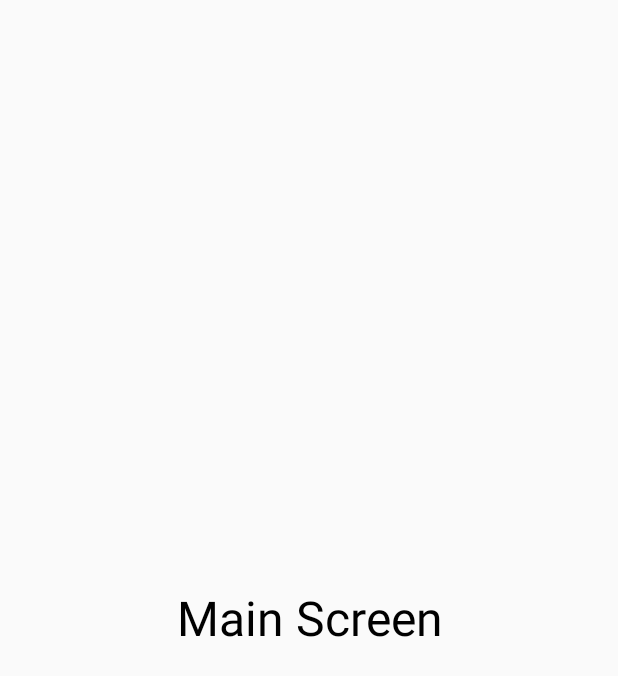
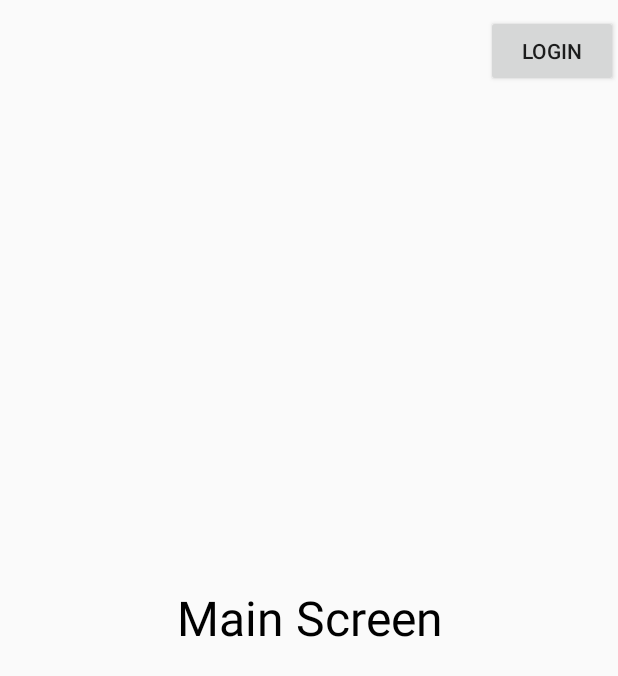
Before and after one commit to amir-hossain/rehave, an Android app: the MainActivity screen opened directly, with no data from a screen before it, on a phone screen of 412 x 824 dp. Shown: the top 676 px of the screen. Run offline under Robolectric (Android 15) with nearby library versions, the light colour scheme and no system bars.

Commit message:
login done

```diff
--- a/app/src/main/AndroidManifest.xml
+++ b/app/src/main/AndroidManifest.xml
@@ -20,7 +20,9 @@
         <activity
             android:name=".MainActivity"
             android:screenOrientation="portrait" />
-        <activity android:name=".TermsAndCondition"></activity>
+        <activity android:name=".TermsAndCondition" />
+        <activity android:name=".loginActivity" />
+        <activity android:name=".AdminActivity"></activity>
     </application>
 
 </manifest>
--- a/app/src/main/java/com/example/amir/rehave/MainActivity.java
+++ b/app/src/main/java/com/example/amir/rehave/MainActivity.java
@@ -1,7 +1,10 @@
 package com.example.amir.rehave;
 
+import android.content.Intent;
 import android.support.v7.app.AppCompatActivity;
 import android.os.Bundle;
+import android.view.View;
+import android.widget.Button;
 
 public class MainActivity extends AppCompatActivity {
 
@@ -9,5 +12,13 @@ public class MainActivity extends AppCompatActivity {
     protected void onCreate(Bundle savedInstanceState) {
         super.onCreate(savedInstanceState);
         setContentView(R.layout.activity_main);
+
+        Button loginButton=findViewById(R.id.admin_login_btn);
+        loginButton.setOnClickListener(new View.OnClickListener() {
+            @Override
+            public void onClick(View v) {
+                startActivity(new Intent(MainActivity.this,loginActivity.class));
+            }
+        });
     }
 }
--- a/app/src/main/res/layout/activity_main.xml
+++ b/app/src/main/res/layout/activity_main.xml
@@ -1,8 +1,7 @@
 <?xml version="1.0" encoding="utf-8"?>
-<LinearLayout xmlns:android="http://schemas.android.com/apk/res/android"
+<RelativeLayout xmlns:android="http://schemas.android.com/apk/res/android"
     android:layout_width="match_parent"
-    android:layout_height="match_parent"
-    android:orientation="vertical">
+    android:layout_height="match_parent">
 
     <TextView
         android:id="@+id/textView"
@@ -12,4 +11,11 @@
         android:text="Main Screen"
         android:textColor="@android:color/black"
         android:textSize="32sp"/>
-</LinearLayout>
+    <Button
+        android:id="@+id/admin_login_btn"
+        android:layout_width="wrap_content"
+        android:layout_height="wrap_content"
+        android:text="@string/loginButtonLabel"
+        android:layout_alignParentRight="true"
+        android:layout_marginTop="10dp"/>
+</RelativeLayout>
--- a/app/src/main/res/values/strings.xml
+++ b/app/src/main/res/values/strings.xml
@@ -31,4 +31,8 @@
 2.4 If you are agreeing to be bound by the License Agreement on behalf of your employer or other entity, you represent and warrant that you have full legal authority to bind your employer or such entity to the License Agreement. If you do not have the requisite authority, you may not accept the License Agreement or use the SDK on behalf of your employer or other entity.
     </string>
     <string name="tc_button_label">Continue</string>
+    <string name="loginButtonLabel">Login</string>
+    <string name="nameFieldTitle">Name</string>
+    <string name="passwordFieldTitle">Password</string>
+    <string name="loginErrorMessage">User name or password is wrong</string>
 </resources>
```
Also changed, not shown: app/src/main/java/com/example/amir/rehave/AdminActivity.java (added, +13 -0 lines), app/src/main/java/com/example/amir/rehave/loginActivity.java (added, +44 -0 lines), app/src/main/res/layout/activity_admin.xml (added, +9 -0 lines), app/src/main/res/layout/activity_login.xml (added, +48 -0 lines).
